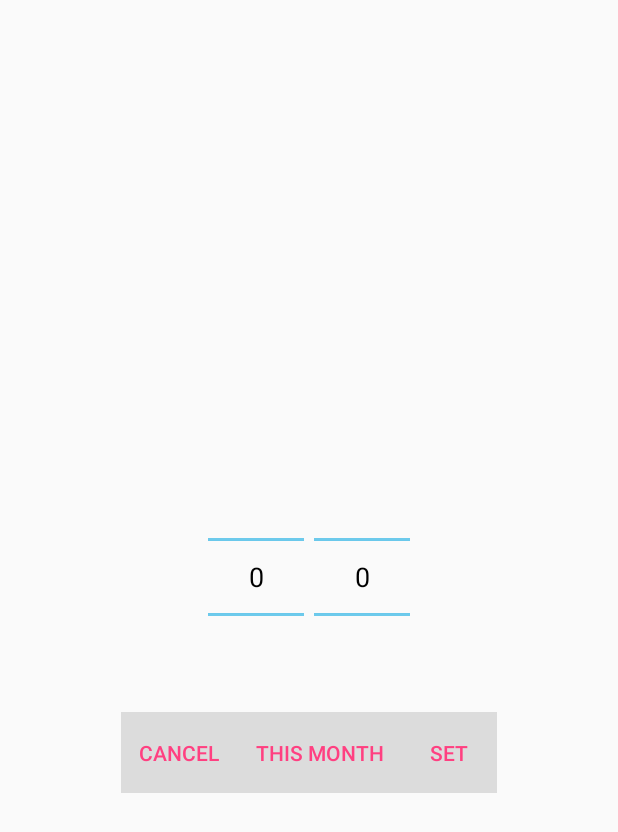
After one commit to gabik/AndroidDatePickerTest, an Android app: the layout custom_date_picker.xml on its own in the app's theme, with its tools: preview values and no code run, on a phone screen of 412 x 824 dp. The commit adds this screen. Shown: the top 832 px of the screen. Run offline under Robolectric (Android 15) with nearby library versions, the phone set to English and light mode, and no system bars.

Commit message:
trying my own

```diff
--- /dev/null
+++ b/app/src/main/res/layout/custom_date_picker.xml
@@ -0,0 +1,59 @@
+<?xml version="1.0" encoding="utf-8"?>
+<LinearLayout
+    xmlns:android="http://schemas.android.com/apk/res/android"
+    android:orientation="vertical"
+    android:layout_width="wrap_content"
+    android:layout_height="wrap_content"
+    android:layout_gravity="center"
+    >
+
+    <LinearLayout
+        android:layout_width="match_parent"
+        android:layout_height="wrap_content"
+        android:orientation="horizontal"
+        android:gravity="center"
+        >
+        <NumberPicker
+            android:layout_width="wrap_content"
+            android:layout_height="wrap_content"
+            android:id="@+id/monthPicker"
+            android:layout_marginEnd="10px"
+            android:theme="@android:style/Theme.Holo.Light.Dialog"
+            />
+        <NumberPicker
+            android:layout_width="wrap_content"
+            android:layout_height="wrap_content"
+            android:id="@+id/yearPicker"
+            android:theme="@android:style/Theme.Holo.Light.Dialog"
+            />
+    </LinearLayout>
+    <LinearLayout
+        android:layout_width="wrap_content"
+        android:layout_height="wrap_content"
+        android:orientation="horizontal"
+        android:background="?android:attr/dividerVertical"
+    >
+        <Button
+            android:id="@+id/buttoncncl"
+            android:layout_width="wrap_content"
+            android:layout_height="wrap_content"
+            android:text="Cancel"
+            style="?android:attr/buttonBarButtonStyle"
+            />
+        <Button
+            android:id="@+id/buttonthismon"
+            android:layout_width="wrap_content"
+            android:layout_height="wrap_content"
+            android:text="This Month"
+            style="?android:attr/buttonBarButtonStyle"
+            />
+        <Button
+            android:id="@+id/buttonset"
+            android:layout_width="wrap_content"
+            android:layout_height="wrap_content"
+            android:text="Set"
+            style="?android:attr/buttonBarButtonStyle"
+            />
+    </LinearLayout>
+
+</LinearLayout>
```
Also changed, not shown: app/src/main/java/com/example/gabik/datepickertest/MainActivity.java (+43 -15 lines).
